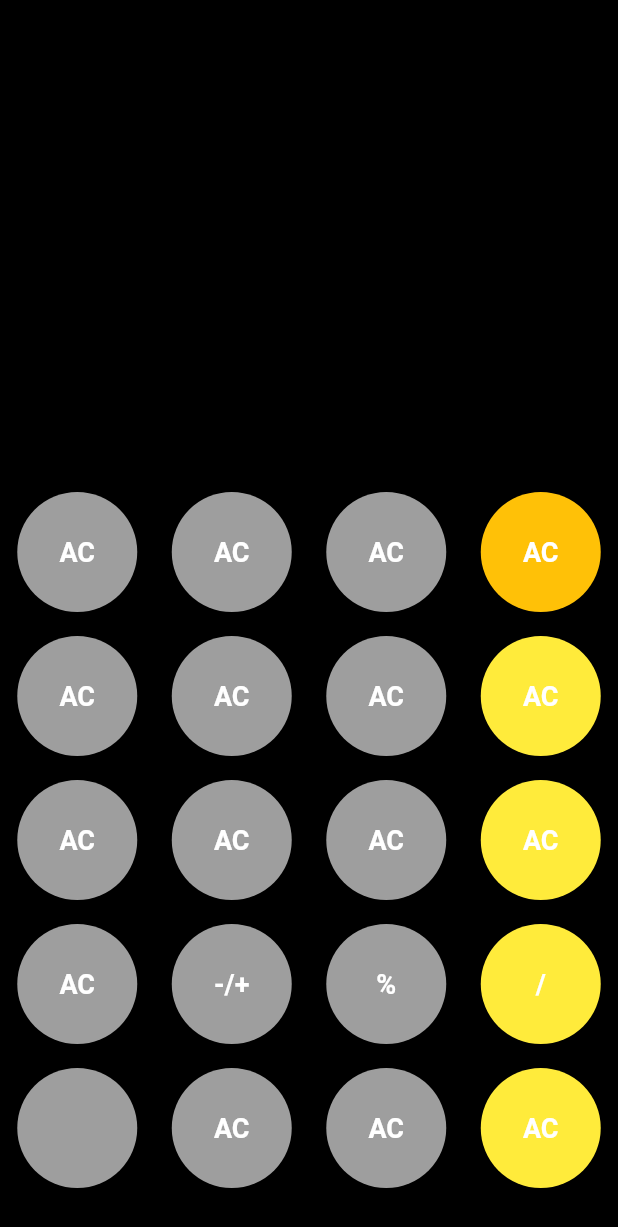
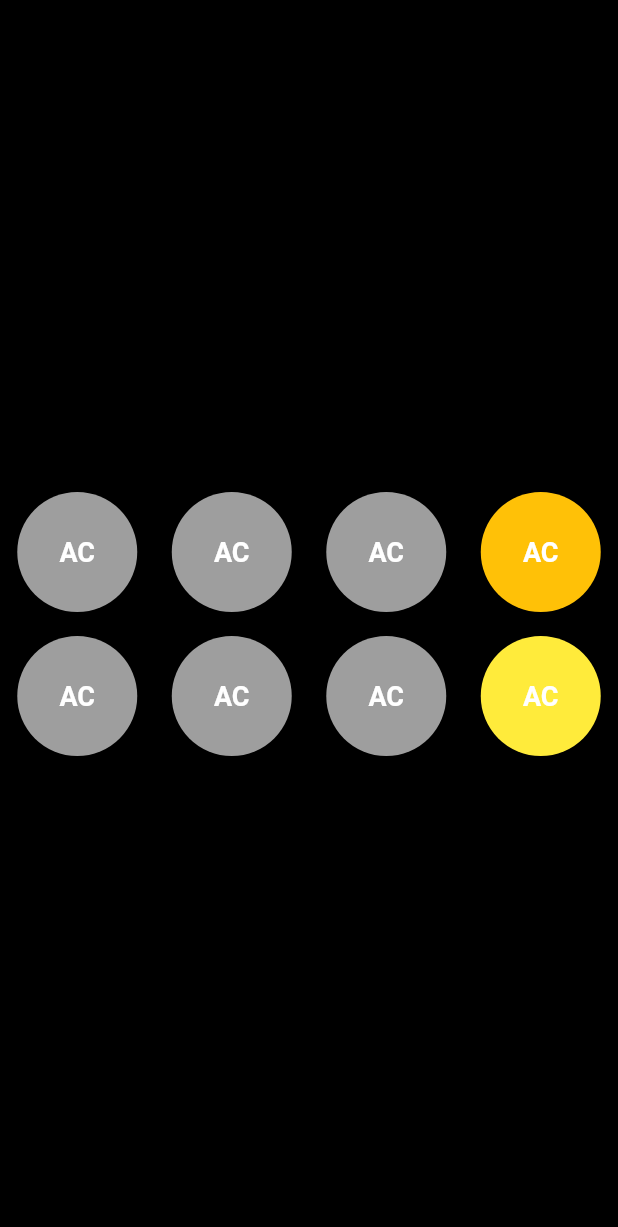
Before and after one commit to Khizar144/Calculator-in-Flutter, a Flutter app: the screen it shows after launch, on a phone screen of 412 x 824 dp. Shown: the top 1227 px of the screen. Run offline on Flutter 3.47's test engine with Material 2 defaults, Android fonts, the light colour scheme and no system bars.

```diff
--- a/lib/HomeScreen.dart
+++ b/lib/HomeScreen.dart
@@ -36,39 +36,6 @@ class Caluclator extends StatelessWidget {
                 ),
               ],
             ),
-            Row(
-              children: [
-                MyButton(title: 'AC'),
-                MyButton(title: 'AC'),
-                MyButton(title: 'AC'),
-                MyButton(
-                  title: 'AC',
-                  mycolor: Colors.yellow,
-                ),
-              ],
-            ),
-            Row(
-              children: [
-                MyButton(title: 'AC'),
-                MyButton(title: '-/+'),
-                MyButton(title: '%'),
-                MyButton(
-                  title: '/',
-                  mycolor: Colors.yellow,
-                ),
-              ],
-            ),
-            Row(
-              children: [
-                MyButton(title: ''),
-                MyButton(title: 'AC'),
-                MyButton(title: 'AC'),
-                MyButton(
-                  title: 'AC',
-                  mycolor: Colors.yellow,
-                ),
-              ],
-            ),
           ],
         ),
       ),
```
